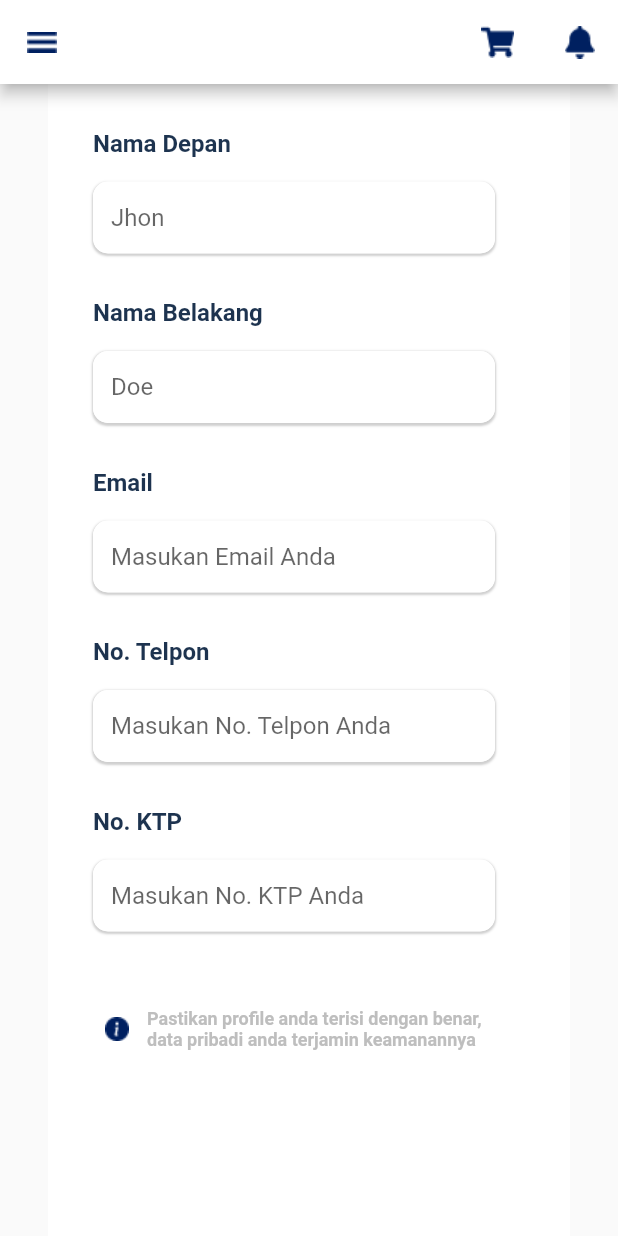
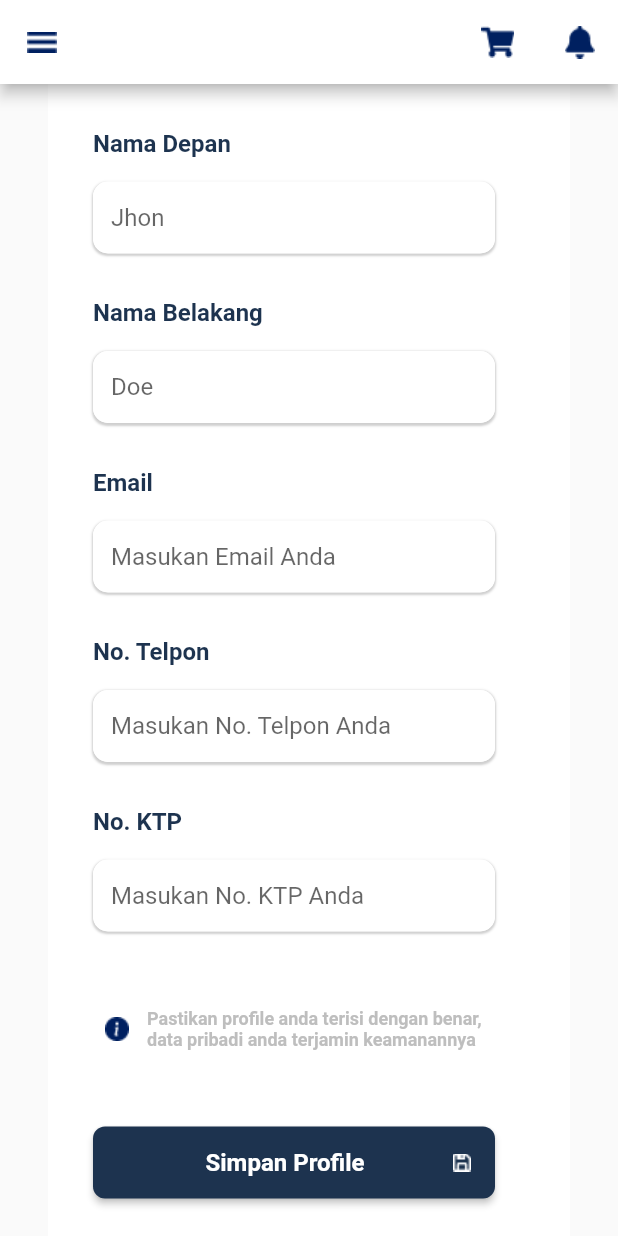
Before and after one commit to BintangNadiMaulana/healthycare, a Flutter app: the screen it shows after launch, after a tap on "Login", on a phone screen of 412 x 824 dp. Run offline on Flutter 3.47's test engine with Material 2 defaults, Android fonts, the phone set to English and light mode, and no system bars.

```diff
--- a/lib/Screen/login_page.dart
+++ b/lib/Screen/login_page.dart
@@ -64,8 +64,7 @@ class _LoginPageState extends State<LoginPage> {
           }, _showPassword),
           Padding(
             padding: const EdgeInsets.only(top: 40, bottom: 30),
-            child: ResUseAbleWidget().customMainButton("Login", () {
-              // todo mas bintang route dari login ke profile page
+            child: ResUseAbleWidget().btnMain("Login", (){
               Navigator.push(context, MaterialPageRoute(
                   builder: (context) => const ProfilePage()));
             }),
--- a/lib/Screen/profile_page.dart
+++ b/lib/Screen/profile_page.dart
@@ -83,6 +83,9 @@ class _ProfilePageState extends State<ProfilePage> {
               ),
             ),
           ),
+          ResUseAbleWidget().btnPrimaryCustomIcon("Simpan Profile", () {
+
+          }, "assets/icon/icon_disket.png")
 
 
         ],
--- a/lib/Screen/register_page.dart
+++ b/lib/Screen/register_page.dart
@@ -102,7 +102,7 @@ class _RegisterPageState extends State<RegisterPage> {
             }, _showConfirmPassword),
             Padding(
             padding: const EdgeInsets.only(top: 40, bottom: 30),
-            child: ResUseAbleWidget().customMainButton("Registrasi", () { }),
+            child: ResUseAbleWidget().btnMain("Registrasi", () { }),
           ),
             Center(
             child: Row(
--- a/lib/Utils/Widgets/reusable_widget.dart
+++ b/lib/Utils/Widgets/reusable_widget.dart
@@ -77,7 +77,7 @@ class ResUseAbleWidget {
     );
   }
 
-  Widget customMainButton(String text, VoidCallback function) {
+  Widget btnMain(String text, VoidCallback function) {
     return Container(
       height: 48,
       margin: EdgeInsets.only(right: 20),
@@ -90,20 +90,53 @@ class ResUseAbleWidget {
           child: Row(
             mainAxisAlignment: MainAxisAlignment.spaceBetween,
             children: [
-              Expanded(flex: 1, child: Container()),
+              Container(),
               Expanded(
                   flex: 1,
+                  child: Center(
                     child: Text(
                       text,
                       style: const TextStyle(
                           color: Colors.white,
                           fontSize: 16,
                           fontWeight: FontWeight.bold),
+                    ),
                   )),
               const Icon(
                 Icons.arrow_forward,
                 color: Colors.white,
               )
+            ],
+          )),
+    );
+  }
+
+  Widget btnPrimaryCustomIcon(String text, VoidCallback function, String iconAssets) {
+    return Container(
+      height: 48,
+      margin: const EdgeInsets.only(right: 20),
+      child: ElevatedButton(
+          style: ElevatedButton.styleFrom(
+              backgroundColor: CustomColor.primaryColor,
+              shape: RoundedRectangleBorder(
+                  borderRadius: BorderRadius.circular(8))),
+          onPressed: function,
+          child: Row(
+            mainAxisAlignment: MainAxisAlignment.spaceBetween,
+            children: [
+              Container(),
+              Expanded(
+                  flex: 1,
+                  child: Center(
+                    child: Text(
+                      text,
+                      style: const TextStyle(
+                          color: Colors.white,
+                          fontSize: 16,
+                          fontWeight: FontWeight.bold),
+                    ),
+                  )),
+              Image.asset(iconAssets)
             ],
           )),
     );
```
Lines whose indentation alone changed are shown as unchanged.
